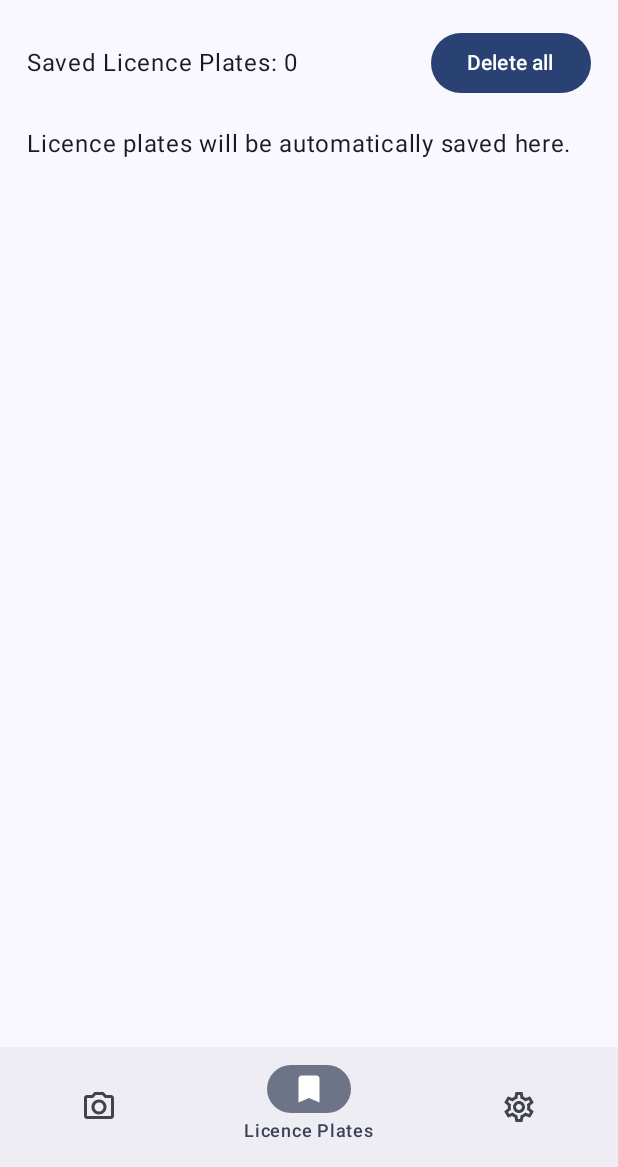
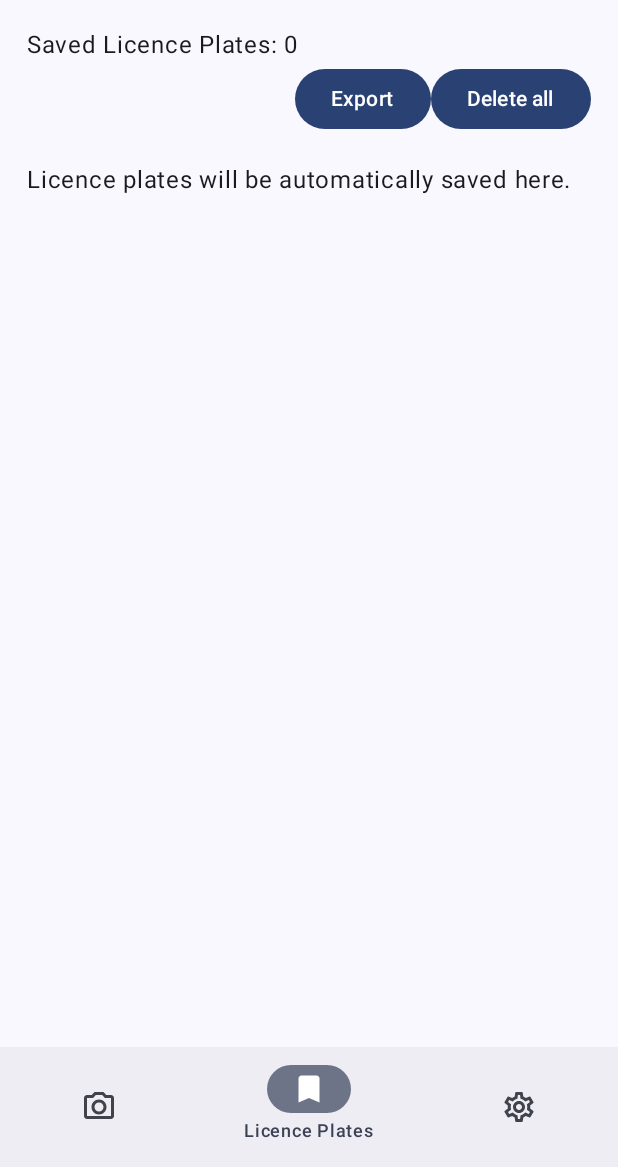
Before and after one commit to JINL020/bachelors-thesis-final, an Android app built with Jetpack Compose: the screen it shows after launch (MainActivity), item 2 of the bottom bar chosen, on a phone screen of 412 x 824 dp, the part 69-1236 px from its top. Run offline under Robolectric (Android 15) with nearby library versions, the phone set to English and light mode, and no system bars; libraries missing offline, so code that uses them is left out: androidx.camera.core.

Commit message:
formatted code,added export button and notifications to app

```diff
--- a/01_AndroidApp/EC135/app/build.gradle.kts
+++ b/01_AndroidApp/EC135/app/build.gradle.kts
@@ -63,6 +63,7 @@ dependencies {
     implementation("androidx.compose.material3:material3")
     implementation("androidx.navigation:navigation-runtime-ktx:2.7.5")
     implementation("androidx.navigation:navigation-compose:2.7.5")
+    implementation("com.google.firebase:firebase-perf-ktx:20.5.2")
 
     testImplementation("junit:junit:4.13.2")
     androidTestImplementation("androidx.test.ext:junit:1.1.5")
@@ -100,4 +101,6 @@ dependencies {
     implementation("com.google.android.gms:play-services-mlkit-text-recognition:19.0.0")
 
     implementation("org.jetbrains.kotlinx:kotlinx-coroutines-play-services:1.7.2")
+
+    implementation("org.jetbrains.kotlinx:kotlinx-serialization-json:1.6.2")
 }
--- a/01_AndroidApp/EC135/app/src/main/AndroidManifest.xml
+++ b/01_AndroidApp/EC135/app/src/main/AndroidManifest.xml
@@ -7,11 +7,14 @@
     <uses-permission android:name="android.permission.CAMERA" />
     <uses-permission android:name="android.permission.MANAGE_APPLICATIONS" />
 
+    <uses-permission android:name="android.permission.POST_NOTIFICATIONS" />
+    <uses-permission android:name="android.permission.POST_NOTIFICATIONS" />
     <uses-permission
         android:name="android.permission.WRITE_EXTERNAL_STORAGE"
         android:maxSdkVersion="28" />
 
     <application
+        android:name=".MyApp"
         android:allowBackup="true"
         android:dataExtractionRules="@xml/data_extraction_rules"
         android:fullBackupContent="@xml/backup_rules"
--- /dev/null
+++ b/01_AndroidApp/EC135/app/src/main/java/com/minimal/ec135/MyApp.kt
@@ -0,0 +1,27 @@
+package com.minimal.ec135
+
+import android.app.Application
+import android.app.NotificationChannel
+import android.app.NotificationManager
+import android.content.Context
+import android.os.Build
+
+class MyApp: Application() {
+
+    override fun onCreate() {
+        super.onCreate()
+        createNotificationChannel()
+    }
+
+    private fun createNotificationChannel() {
+        if(Build.VERSION.SDK_INT >= Build.VERSION_CODES.O) {
+            val notificationChannel = NotificationChannel(
+                MyNotificationService.CHANNEL_ID,
+                "Detections",
+                NotificationManager.IMPORTANCE_DEFAULT
+            )
+            val notificationManager = getSystemService(Context.NOTIFICATION_SERVICE) as NotificationManager
+            notificationManager.createNotificationChannel(notificationChannel)
+        }
+    }
+}
--- a/01_AndroidApp/EC135/app/src/main/java/com/minimal/ec135/screenLicence/LicencePlatesScreen.kt
+++ b/01_AndroidApp/EC135/app/src/main/java/com/minimal/ec135/screenLicence/LicencePlatesScreen.kt
@@ -1,6 +1,8 @@
 package com.minimal.ec135.screenLicence
 
+import android.os.Environment
 import android.util.Log
+import android.widget.Toast
 import androidx.activity.ComponentActivity
 import androidx.compose.foundation.layout.Arrangement
 import androidx.compose.foundation.layout.Box
@@ -22,25 +24,54 @@ import androidx.compose.ui.platform.LocalContext
 import androidx.compose.ui.unit.dp
 import androidx.lifecycle.viewmodel.compose.viewModel
 import com.minimal.ec135.MainViewModel
+import com.minimal.ec135.util.writeLicencePlateItemsToCsv
+import java.io.File
+import java.time.LocalDateTime
+import java.time.format.DateTimeFormatter
 
 @Composable
 fun LicencePlatesScreen() {
     val TAG = "LicencePlatesScreen"
     Log.d(TAG, "Init LicencePlatesScreen")
 
+    val context = LocalContext.current
+
     val viewModel = viewModel<MainViewModel>((LocalContext.current as ComponentActivity))
     val licencePlateRowItems by viewModel.licencePlateRowItems.collectAsState()
     //val licencePlateRowItems = viewModel.licencePlateRowItems
 
     Column {
+        Text(
+            modifier = Modifier
+                .padding(horizontal = 18.dp)
+                .fillMaxWidth(),
+            text = "Saved Licence Plates: ${licencePlateRowItems.size}"
+        )
+
         Row(
-            modifier = Modifier.padding(horizontal = 18.dp).fillMaxWidth(),
-            horizontalArrangement = Arrangement.SpaceBetween,
+            modifier = Modifier
+                .padding(horizontal = 18.dp)
+                .fillMaxWidth(),
+            horizontalArrangement = Arrangement.End,
             verticalAlignment = Alignment.CenterVertically
         ) {
-            Text(
-                text = "Saved Licence Plates: ${licencePlateRowItems.size}"
-            )
+            Button(
+                onClick = {
+                    if (licencePlateRowItems.isNotEmpty()) {
+                        val fileDir =
+                            Environment.getExternalStoragePublicDirectory(Environment.DIRECTORY_DOWNLOADS)
+                        val formatter = DateTimeFormatter.ofPattern("yyyy-MM-dd-HH-mm-ss")
+                        val currentTime = LocalDateTime.now().format(formatter)
+                        val outputFile = File(fileDir, "ec135-$currentTime.csv")
+                        val resultMsg =
+                            writeLicencePlateItemsToCsv(licencePlateRowItems, outputFile)
+                        Toast.makeText(context, resultMsg, Toast.LENGTH_SHORT).show()
+                    }else{
+                        Toast.makeText(context, "Nothing to save", Toast.LENGTH_SHORT).show()
+                    }
+                }) {
+                Text(text = "Export")
+            }
             Button(onClick = {
                 viewModel.deleteRowItems()
             }) {
@@ -50,7 +81,9 @@ fun LicencePlatesScreen() {
 
         if (licencePlateRowItems.isEmpty()) {
             Box(
-                modifier = Modifier.padding(18.dp).fillMaxSize(),
+                modifier = Modifier
+                    .padding(18.dp)
+                    .fillMaxSize(),
             ) {
                 Text(text = "Licence plates will be automatically saved here.")
             }
--- a/01_AndroidApp/EC135/app/src/main/java/com/minimal/ec135/screenScanner/CameraPermissionsGrantedContent.kt
+++ b/01_AndroidApp/EC135/app/src/main/java/com/minimal/ec135/screenScanner/CameraPermissionsGrantedContent.kt
@@ -18,10 +18,10 @@ import androidx.core.content.ContextCompat
 import androidx.lifecycle.viewmodel.compose.viewModel
 import androidx.navigation.NavHostController
 import com.minimal.ec135.MainViewModel
+import com.minimal.ec135.objectDetection.DetectionsProcessor
 import com.minimal.ec135.objectDetection.LicencePlateImageAnalyzer
 import com.minimal.ec135.objectDetection.MyDetection
 import com.minimal.ec135.objectDetection.TfLiteLicencePlateDetector
-import com.minimal.ec135.objectDetection.processDetectionResults
 
 @Composable
 fun CameraPermissionsGrantedContent(navController: NavHostController) {
@@ -33,6 +33,7 @@ fun CameraPermissionsGrantedContent(navController: NavHostController) {
 
     var myDetections by remember { mutableStateOf(emptyList<MyDetection>()) }
     var imageRotation by remember { mutableFloatStateOf(0f) }
+    val detectionsProcessor by remember {mutableStateOf(DetectionsProcessor(context))}
 
     val analyzer = remember {
         LicencePlateImageAnalyzer(
@@ -42,7 +43,7 @@ fun CameraPermissionsGrantedContent(navController: NavHostController) {
                 myDetections = detections
                 imageRotation = rotation
 
-                processDetectionResults(myDetections, viewModel)
+                detectionsProcessor.processDetectionResults(myDetections, viewModel)
             }
         )
     }
--- /dev/null
+++ b/01_AndroidApp/EC135/app/src/main/res/drawable/ic_back_hand_filled.xml
@@ -0,0 +1,5 @@
+<vector android:height="24dp" android:tint="#000000"
+    android:viewportHeight="24" android:viewportWidth="24"
+    android:width="24dp" xmlns:android="http://schemas.android.com/apk/res/android">
+    <path android:fillColor="@android:color/white" android:pathData="M13,24c-3.26,0 -6.19,-1.99 -7.4,-5.02l-3.03,-7.61C2.26,10.58 3,9.79 3.81,10.05l0.79,0.26c0.56,0.18 1.02,0.61 1.24,1.16L7.25,15H8V3.25C8,2.56 8.56,2 9.25,2s1.25,0.56 1.25,1.25V12h1V1.25C11.5,0.56 12.06,0 12.75,0S14,0.56 14,1.25V12h1V2.75c0,-0.69 0.56,-1.25 1.25,-1.25c0.69,0 1.25,0.56 1.25,1.25V12h1V5.75c0,-0.69 0.56,-1.25 1.25,-1.25S21,5.06 21,5.75V16C21,20.42 17.42,24 13,24z"/>
+</vector>
```
Also changed, not shown: 01_AndroidApp/EC135/app/src/main/java/com/minimal/ec135/MyNotificationReceiver.kt (added, +19 -0 lines), 01_AndroidApp/EC135/app/src/main/java/com/minimal/ec135/MyNotificationService.kt (added, +42 -0 lines), 01_AndroidApp/EC135/app/src/main/java/com/minimal/ec135/objectDetection/LicencePlateImageAnalyzer.kt (+0 -10 lines), 01_AndroidApp/EC135/app/src/main/java/com/minimal/ec135/objectDetection/LicencePlateResultProcessor.kt (+14 -5 lines), 01_AndroidApp/EC135/app/src/main/java/com/minimal/ec135/objectDetection/TfLiteLicencePlateDetector.kt (+3 -6 lines), 01_AndroidApp/EC135/app/src/main/java/com/minimal/ec135/screenScanner/CameraPreview.kt (+7 -8 lines), 01_AndroidApp/EC135/app/src/main/java/com/minimal/ec135/util/CsvWriter.kt (added, +33 -0 lines), 5 other files.
